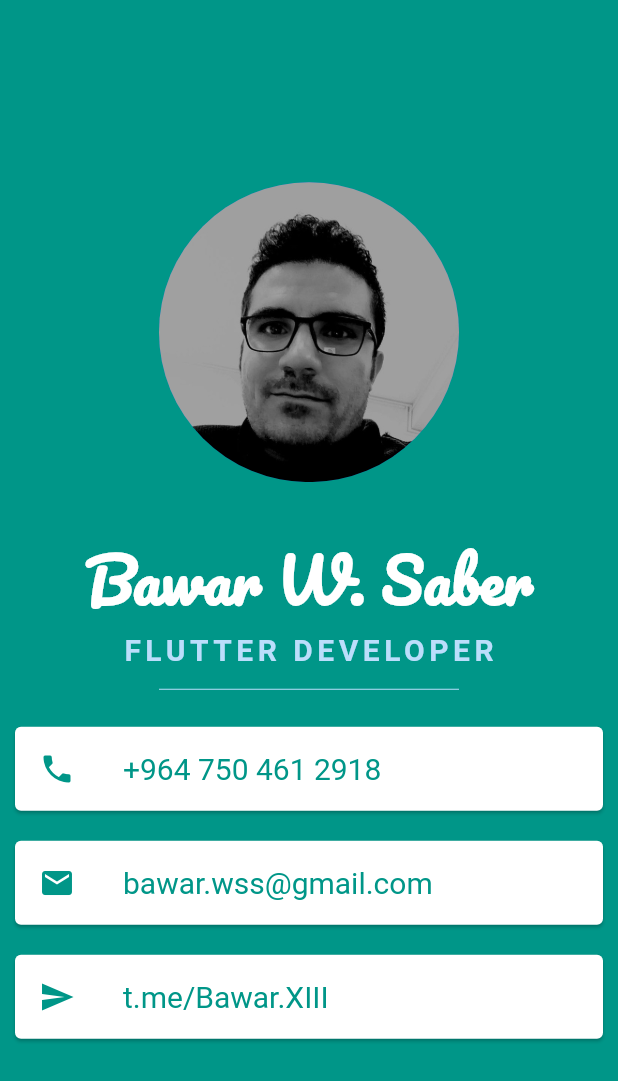
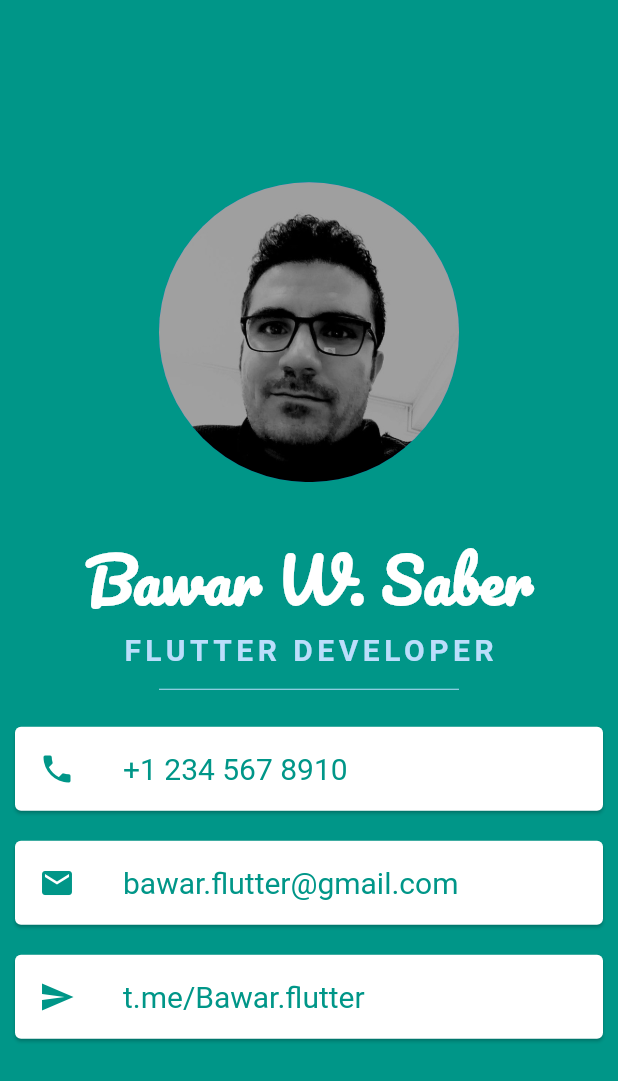
Before and after one commit to bawar-wss/visit_card, a Flutter app: the screen it shows after launch, on a phone screen of 412 x 824 dp. Shown: the top 1081 px of the screen. Run offline on Flutter 3.47's test engine with Material 2 defaults, Android fonts, the light colour scheme and no system bars; Roboto replaces fonts that are missing (Source Sans Pro).

Commit message:
Doc: change some detail

```diff
--- a/lib/main.dart
+++ b/lib/main.dart
@@ -58,7 +58,7 @@ class MyApp extends StatelessWidget {
                     color: Colors.teal,
                   ),
                   title: Text(
-                    '+964 750 461 2918',
+                    '+1 234 567 8910',
                     style: TextStyle(
                       fontSize: 20,
                       color: Colors.teal,
@@ -75,7 +75,7 @@ class MyApp extends StatelessWidget {
                     color: Colors.teal,
                   ),
                   title: Text(
-                    'bawar.wss@gmail.com',
+                    'bawar.flutter@gmail.com',
                     style: TextStyle(
                       fontSize: 20,
                       color: Colors.teal,
@@ -92,7 +92,7 @@ class MyApp extends StatelessWidget {
                     color: Colors.teal,
                   ),
                   title: Text(
-                    't.me/Bawar.XIII',
+                    't.me/Bawar.flutter',
                     style: TextStyle(
                       fontSize: 20,
                       color: Colors.teal,
```
